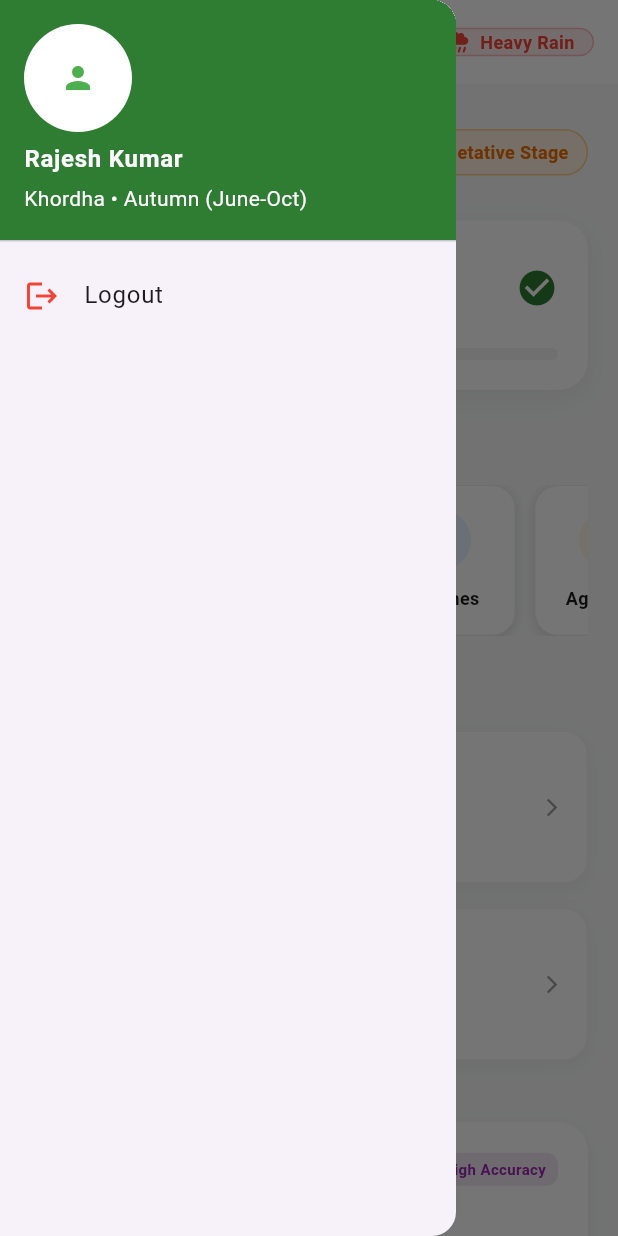
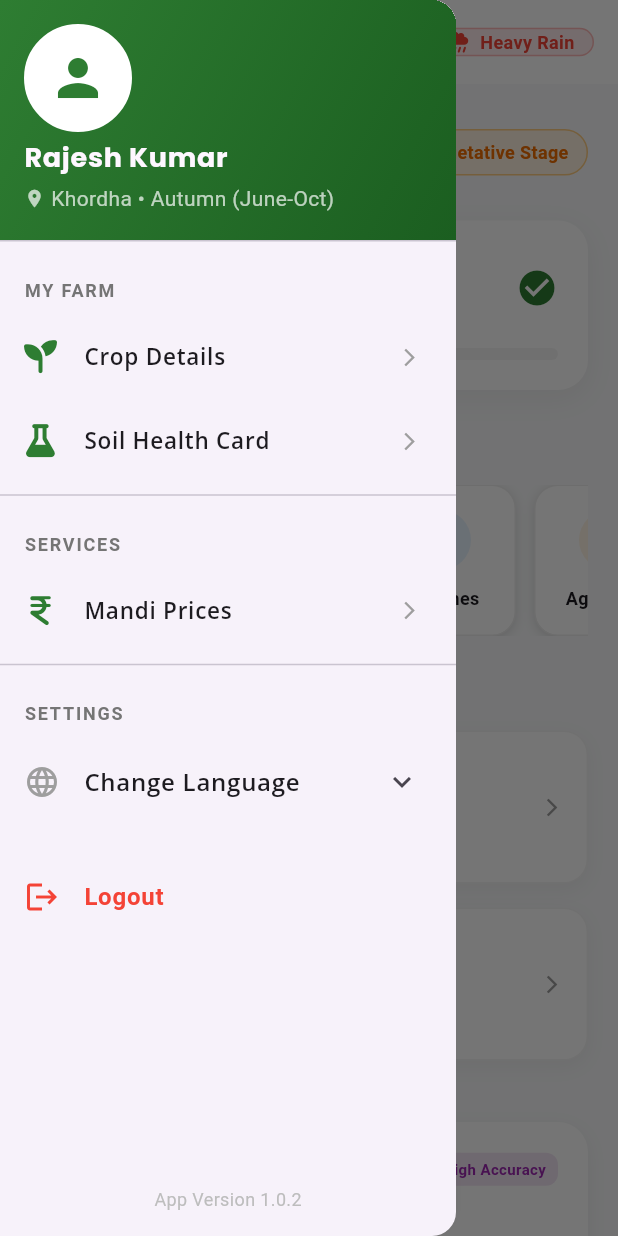
Before and after one commit to ArcXtreme/SIH-25044_AlgoZenithX, a Flutter app: the FarmerHomeScreen screen opened directly, with the side drawer open, on a phone screen of 412 x 824 dp. Run offline on Flutter 3.47's test engine with Material 3 defaults, Android fonts, the phone set to English and light mode, and no system bars; drawn by our look-alikes of flutter_animate; our stand-ins replace fl_chart, flutter_map, font_awesome_flutter, google_fonts, latlong2.

Commit message:
updated 8:02 with sidebar done

```diff
--- a/lib/data/crop_data.dart
+++ b/lib/data/crop_data.dart
@@ -1,5 +1,23 @@
 import 'package:flutter/material.dart';
 import 'package:font_awesome_flutter/font_awesome_flutter.dart';
+
+// --- SUB-MODELS FOR SPECIFIC DATA ---
+class SoilHealth {
+  final String nitrogen;   // Low, Medium, High, Optimal
+  final String phosphorus;
+  final String potassium;
+  final String pH;
+
+  SoilHealth(this.nitrogen, this.phosphorus, this.potassium, this.pH);
+}
+
+class MarketData {
+  final double price; // per Quintal
+  final String trend; // Rising, Falling, Stable
+  final double change; // Amount changed
+
+  MarketData(this.price, this.trend, this.change);
+}
 
 class Task {
   final String title;
@@ -39,6 +57,12 @@ class CropInfo {
   final double predictedYield;
   final String weatherType;
 
+  // --- NEW FIELDS FOR SIDEBAR ---
+  final String sowingDate;
+  final String harvestDate;
+  final SoilHealth soilHealth;
+  final MarketData marketData;
+
   CropInfo({
     required this.name,
     required this.stage,
@@ -50,17 +74,25 @@ class CropInfo {
     required this.yieldHistory,
     required this.predictedYield,
     required this.weatherType,
+    required this.sowingDate,
+    required this.harvestDate,
+    required this.soilHealth,
+    required this.marketData,
   });
 }
 
 class CropData {
+  // Default fallback
   static final CropInfo _default = CropInfo(
     name: "Crop", stage: "Growth", progress: 0.5, days: "Day 30", isHealthy: true,
-    tasks: [], yieldHistory: [10, 11, 12, 11, 13], predictedYield: 14, weatherType: "Sunny"
+    tasks: [], yieldHistory: [10, 11, 12], predictedYield: 14, weatherType: "Sunny",
+    sowingDate: "01 Jan 2024", harvestDate: "01 Apr 2024",
+    soilHealth: SoilHealth("Medium", "Medium", "Medium", "6.5"),
+    marketData: MarketData(2000, "Stable", 0),
   );
 
   static final Map<String, CropInfo> _data = {
-    // --- 1. PADDY (Rainy & Healthy) ---
+    // --- 1. PADDY (Rice) ---
     "Paddy (Rice)": CropInfo(
       name: "Paddy (Rice)",
       stage: "Vegetative Stage",
@@ -70,6 +102,10 @@ class CropData {
       yieldHistory: [35, 38, 36, 40, 42],
       predictedYield: 45.5,
       weatherType: "Rainy",
+      sowingDate: "15 June 2024",
+      harvestDate: "15 Oct 2024",
+      soilHealth: SoilHealth("Low", "Optimal", "High", "5.8"), // Needs Urea
+      marketData: MarketData(2150, "Rising", 25), // +25 Rs
       tasks: [
         Task(
           title: "Irrigate 200L",
@@ -78,7 +114,7 @@ class CropData {
           color: Colors.blue,
           badge: "Critical",
           popupTitle: "Irrigation Alert",
-          popupBody: "Paddy requires standing water of 2-5cm at this stage. Your soil sensor indicates moisture has dropped. Irrigate immediately to prevent yield loss.",
+          popupBody: "Paddy requires standing water of 2-5cm at this stage. Your soil sensor indicates moisture has dropped.",
           source: "Soil Sensor #1",
         ),
         Task(
@@ -87,24 +123,28 @@ class CropData {
           icon: FontAwesomeIcons.bug,
           color: Colors.orange,
           badge: "Advisory",
-          popupTitle: "Pest Warning: Stem Borer",
-          popupBody: "Humid weather detected. Look for 'Dead Hearts' (dried central shoots). If >5% damage, apply Chlorantraniliprole 0.4% GR.",
+          popupTitle: "Pest Warning",
+          popupBody: "Humid weather detected. Look for 'Dead Hearts'. Apply Chlorantraniliprole if needed.",
           source: "Agri-Weather AI",
         ),
       ],
     ),
 
-    // --- 2. WHEAT (Sunny & Unhealthy Example) ---
+    // --- 2. WHEAT ---
     "Wheat": CropInfo(
       name: "Wheat",
       stage: "Crown Root Initiation",
       progress: 0.3,
       days: "Day 25 of 120",
-      isHealthy: false, // <--- STRESS DETECTED! (RED CARD)
+      isHealthy: false,
       healthIssue: "Yellow Rust Detected",
       yieldHistory: [18, 20, 19, 21, 18],
-      predictedYield: 16.5, // Lower due to disease
+      predictedYield: 16.5,
       weatherType: "Sunny",
+      sowingDate: "10 Nov 2023",
+      harvestDate: "20 Mar 2024",
+      soilHealth: SoilHealth("Optimal", "Medium", "Optimal", "7.0"),
+      marketData: MarketData(2275, "Falling", -10),
       tasks: [
         Task(
           title: "Spray Propiconazole",
@@ -113,23 +153,13 @@ class CropData {
           color: Colors.red,
           badge: "Urgent",
           popupTitle: "Yellow Rust Management",
-          popupBody: "Yellow Rust (Stripe Rust) detected in your zone. Spray Propiconazole 25 EC @ 1ml/L water immediately to stop spread.",
+          popupBody: "Yellow Rust detected. Spray Propiconazole 25 EC immediately.",
           source: "Drone Survey #9",
-        ),
-        Task(
-          title: "Apply Nitrogen",
-          subtitle: "Top dressing due",
-          icon: FontAwesomeIcons.sackDollar,
-          color: Colors.green,
-          badge: "Growth",
-          popupTitle: "Fertilizer Schedule",
-          popupBody: "It is time for the first top dressing of Urea (Nitrogen) after the first irrigation. Apply 40kg/acre.",
-          source: "Schedule",
         ),
       ],
     ),
 
-    // --- 3. POTATO (Sunny & Healthy) ---
+    // --- 3. POTATO ---
     "Potato": CropInfo(
       name: "Potato",
       stage: "Tuber Bulking",
@@ -139,6 +169,10 @@ class CropData {
       yieldHistory: [80, 85, 90, 88, 92],
       predictedYield: 95.0,
       weatherType: "Sunny",
+      sowingDate: "20 Oct 2023",
+      harvestDate: "20 Jan 2024",
+      soilHealth: SoilHealth("High", "High", "Low", "6.0"), // Potash needed
+      marketData: MarketData(1200, "Rising", 50),
       tasks: [
         Task(
           title: "Check Late Blight",
@@ -147,13 +181,13 @@ class CropData {
           color: Colors.red,
           badge: "Disease Risk",
           popupTitle: "Late Blight Warning",
-          popupBody: "Cool and cloudy weather is forecasted. This favors Late Blight. Prophylactic spray of Mancozeb @ 2g/L is recommended.",
+          popupBody: "Cool weather favors Late Blight. Prophylactic spray of Mancozeb is recommended.",
           source: "Weather Station",
         ),
       ],
     ),
 
-    // --- 4. SUGARCANE (Cloudy & Healthy) ---
+    // --- 4. SUGARCANE ---
     "Sugarcane": CropInfo(
       name: "Sugarcane",
       stage: "Grand Growth",
@@ -163,6 +197,10 @@ class CropData {
       yieldHistory: [300, 310, 305, 320, 330],
       predictedYield: 340.0,
       weatherType: "Cloudy",
+      sowingDate: "15 Jan 2023",
+      harvestDate: "15 Jan 2024",
+      soilHealth: SoilHealth("Medium", "Optimal", "Medium", "7.2"),
+      marketData: MarketData(290, "Stable", 0), // FRP often stable
       tasks: [
         Task(
           title: "Propping",
@@ -171,7 +209,7 @@ class CropData {
           color: Colors.green,
           badge: "Operation",
           popupTitle: "Crop Propping",
-          popupBody: "Cane height is significant. Tie plants together (Propping) to prevent falling down (lodging) during upcoming high winds.",
+          popupBody: "Tie plants together to prevent lodging during upcoming winds.",
           source: "Calendar",
         ),
       ],
--- a/lib/screens/farmer/farmer_home.dart
+++ b/lib/screens/farmer/farmer_home.dart
@@ -10,10 +10,8 @@ import '../../data/crop_data.dart';
 import '../../widgets/quick_tools_widget.dart';
 import '../../widgets/task_action_card.dart';
 import '../../widgets/yield_graph.dart';
-import '../login_screen.dart';
-import 'edit_profile_screen.dart';
-// If you want the chat button to navigate to chat screen:
-// import 'chat_screen.dart';
+import '../../widgets/sidebar_drawer.dart'; // NEW IMPORT
+// import '../login_screen.dart'; // Removed as logout is in sidebar now
 
 class FarmerHomeScreen extends StatefulWidget {
   const FarmerHomeScreen({super.key});
@@ -42,7 +40,9 @@ class _FarmerHomeScreenState extends State<FarmerHomeScreen> {
     return Scaffold(
       backgroundColor: const Color(0xFFF8F9FA),
       appBar: _buildAppBar(appState, cropInfo),
-      drawer: _buildDrawer(context, appState),
+
+      // --- SIDEBAR DRAWER ---
+      drawer: const SidebarDrawer(), // Using the new separate file
 
       // --- AI VOICE ASSISTANT BUTTON ---
       floatingActionButtonLocation: FloatingActionButtonLocation.centerFloat,
@@ -216,15 +216,6 @@ class _FarmerHomeScreenState extends State<FarmerHomeScreen> {
       ),
     );
   }
-
-  Drawer _buildDrawer(BuildContext context, AppState appState) {
-    return Drawer(
-      child: ListView(padding: EdgeInsets.zero, children: [
-        UserAccountsDrawerHeader(decoration: const BoxDecoration(color: Color(0xFF2E7D32)), accountName: Text(appState.farmerName, style: const TextStyle(fontWeight: FontWeight.bold)), accountEmail: Text("${appState.district} • ${appState.season}"), currentAccountPicture: const CircleAvatar(backgroundColor: Colors.white, child: Icon(Icons.person, color: Colors.green))),
-        ListTile(leading: const Icon(Icons.logout, color: Colors.red), title: const Text("Logout"), onTap: () => Navigator.pushReplacement(context, MaterialPageRoute(builder: (_) => const LoginScreen()))),
-      ]),
-    );
-  }
 }
 
 // Visual Widget for the AI Listening Pulse
--- /dev/null
+++ b/lib/widgets/sidebar_drawer.dart
@@ -0,0 +1,318 @@
+import 'package:flutter/material.dart';
+import 'package:provider/provider.dart';
+import 'package:font_awesome_flutter/font_awesome_flutter.dart';
+import 'package:google_fonts/google_fonts.dart';
+import '../providers/app_state.dart';
+import '../data/crop_data.dart';
+import '../utils/translations.dart';
+import '../screens/login_screen.dart';
+
+class SidebarDrawer extends StatelessWidget {
+  const SidebarDrawer({super.key});
+
+  @override
+  Widget build(BuildContext context) {
+    final appState = Provider.of<AppState>(context);
+    final lang = appState.languageCode;
+
+    // FETCH DYNAMIC DATA
+    final CropInfo cropInfo = CropData.get(appState.selectedCrop);
+
+    return Drawer(
+      child: Column(
+        children: [
+          // 1. HEADER
+          UserAccountsDrawerHeader(
+            decoration: const BoxDecoration(
+              gradient: LinearGradient(
+                colors: [Color(0xFF2E7D32), Color(0xFF1B5E20)],
+                begin: Alignment.topLeft,
+                end: Alignment.bottomRight,
+              ),
+            ),
+            accountName: Text(
+              appState.farmerName,
+              style: GoogleFonts.poppins(fontSize: 18, fontWeight: FontWeight.bold)
+            ),
+            accountEmail: Row(
+              children: [
+                const Icon(Icons.location_on, size: 14, color: Colors.white70),
+                const SizedBox(width: 4),
+                Text("${appState.district} • ${appState.season}", style: const TextStyle(color: Colors.white70)),
+              ],
+            ),
+            currentAccountPicture: Container(
+              decoration: BoxDecoration(
+                color: Colors.white,
+                shape: BoxShape.circle,
+                border: Border.all(color: Colors.white, width: 2),
+              ),
+              child: const Icon(Icons.person, color: Color(0xFF2E7D32), size: 40),
+            ),
+          ),
+
+          // 2. LIST ITEMS
+          Expanded(
+            child: ListView(
+              padding: EdgeInsets.zero,
+              children: [
+                // --- SEGMENT 1: MY FARM ---
+                _buildSectionHeader(AppTranslations.get(lang, 'my_farm')),
+
+                _buildDrawerItem(
+                  icon: FontAwesomeIcons.seedling,
+                  title: AppTranslations.get(lang, 'crop_details'),
+                  onTap: () => _showCropDetailsPopup(context, appState, cropInfo),
+                ),
+
+                _buildDrawerItem(
+                  icon: FontAwesomeIcons.flask,
+                  title: AppTranslations.get(lang, 'soil_card'),
+                  onTap: () => _showSoilHealthPopup(context, cropInfo.soilHealth),
+                ),
+
+                const Divider(),
+
+                // --- SEGMENT 2: SERVICES ---
+                _buildSectionHeader(AppTranslations.get(lang, 'services')),
+
+                _buildDrawerItem(
+                  icon: FontAwesomeIcons.indianRupeeSign,
+                  title: AppTranslations.get(lang, 'mandi'),
+                  onTap: () => _showMandiPricesPopup(context, cropInfo),
+                ),
+
+                const Divider(),
+
+                // --- SEGMENT 3: SETTINGS / LANGUAGE ---
+                _buildSectionHeader(AppTranslations.get(lang, 'settings')),
+
+                ExpansionTile(
+                  leading: const Icon(Icons.language, color: Colors.grey),
+                  title: Text(AppTranslations.get(lang, 'change_lang'), style: GoogleFonts.openSans(fontWeight: FontWeight.w600)),
+                  children: [
+                    _buildLanguageItem(context, 'en', 'English'),
+                    _buildLanguageItem(context, 'hi', 'हिंदी'),
+                    _buildLanguageItem(context, 'or', 'ଓଡିଆ'),
+                  ],
+                ),
+
+                const SizedBox(height: 20),
+
+                ListTile(
+                  leading: const Icon(Icons.logout, color: Colors.red),
+                  title: Text(AppTranslations.get(lang, 'logout'), style: const TextStyle(color: Colors.red, fontWeight: FontWeight.bold)),
+                  onTap: () {
+                    Navigator.pushReplacement(context, MaterialPageRoute(builder: (_) => const LoginScreen()));
+                  },
+                ),
+              ],
+            ),
+          ),
+
+          // FOOTER
+          Padding(
+            padding: const EdgeInsets.all(16.0),
+            child: Text("App Version 1.0.2", style: TextStyle(color: Colors.grey[400], fontSize: 12)),
+          ),
+        ],
+      ),
+    );
+  }
+
+  // --- POPUP LOGIC ---
+
+  void _showCropDetailsPopup(BuildContext context, AppState state, CropInfo crop) {
+    showModalBottomSheet(
+      context: context,
+      backgroundColor: Colors.transparent,
+      builder: (ctx) => Container(
+        padding: const EdgeInsets.all(24),
+        decoration: const BoxDecoration(
+          color: Colors.white,
+          borderRadius: BorderRadius.vertical(top: Radius.circular(25)),
+        ),
+        child: Column(
+          crossAxisAlignment: CrossAxisAlignment.start,
+          mainAxisSize: MainAxisSize.min,
+          children: [
+            Row(
+              mainAxisAlignment: MainAxisAlignment.spaceBetween,
+              children: [
+                Text("Crop Details", style: GoogleFonts.poppins(fontSize: 22, fontWeight: FontWeight.bold)),
+                Chip(label: Text(crop.name), backgroundColor: Colors.green[50], labelStyle: const TextStyle(color: Colors.green)),
+              ],
+            ),
+            const SizedBox(height: 20),
+            _buildDetailRow(Icons.calendar_today, "Sowing Date", crop.sowingDate),
+            _buildDetailRow(Icons.timeline, "Current Stage", crop.stage),
+            _buildDetailRow(Icons.event, "Expected Harvest", crop.harvestDate),
+            _buildDetailRow(Icons.landscape, "Total Land", state.landSize),
+            const SizedBox(height: 20),
+            SizedBox(
+              width: double.infinity,
+              child: ElevatedButton(
+                onPressed: () => Navigator.pop(ctx),
+                style: ElevatedButton.styleFrom(backgroundColor: const Color(0xFF2E7D32)),
+                child: const Text("Close", style: TextStyle(color: Colors.white)),
+              ),
+            )
+          ],
+        ),
+      ),
+    );
+  }
+
+  void _showSoilHealthPopup(BuildContext context, SoilHealth soil) {
+    showDialog(
+      context: context,
+      builder: (ctx) => AlertDialog(
+        shape: RoundedRectangleBorder(borderRadius: BorderRadius.circular(20)),
+        title: Row(
+          children: [
+            const Icon(FontAwesomeIcons.flask, color: Colors.brown),
+            const SizedBox(width: 10),
+            Text("Soil Health Card", style: GoogleFonts.poppins(fontWeight: FontWeight.bold)),
+          ],
+        ),
+        content: Column(
+          mainAxisSize: MainAxisSize.min,
+          children: [
+            _buildNutrientBar("Nitrogen (N)", soil.nitrogen),
+            const SizedBox(height: 15),
+            _buildNutrientBar("Phosphorus (P)", soil.phosphorus),
+            const SizedBox(height: 15),
+            _buildNutrientBar("Potassium (K)", soil.potassium),
+            const SizedBox(height: 15),
+            Divider(color: Colors.grey[300]),
+            Text("Soil pH: ${soil.pH}", style: const TextStyle(fontWeight: FontWeight.bold, fontSize: 16)),
+          ],
+        ),
+        actions: [
+          TextButton(onPressed: () => Navigator.pop(ctx), child: const Text("OK", style: TextStyle(color: Colors.brown)))
+        ],
+      ),
+    );
+  }
+
+  void _showMandiPricesPopup(BuildContext context, CropInfo crop) {
+    final bool isUp = crop.marketData.trend == "Rising";
+    final bool isStable = crop.marketData.trend == "Stable";
+    final Color trendColor = isUp ? Colors.green : (isStable ? Colors.grey : Colors.red);
+    final IconData trendIcon = isUp ? Icons.trending_up : (isStable ? Icons.remove : Icons.trending_down);
+
+    showModalBottomSheet(
+      context: context,
+      builder: (ctx) => Container(
+        height: 250,
+        padding: const EdgeInsets.all(24),
+        child: Column(
+          children: [
+            Text("Mandi Prices", style: GoogleFonts.poppins(fontSize: 20, fontWeight: FontWeight.bold)),
+            const Text("Regional Average • Live Update", style: TextStyle(color: Colors.grey, fontSize: 12)),
+            const SizedBox(height: 30),
+            Row(
+              mainAxisAlignment: MainAxisAlignment.center,
+              children: [
+                Text("₹${crop.marketData.price}", style: GoogleFonts.openSans(fontSize: 40, fontWeight: FontWeight.bold, color: Colors.black87)),
+                const SizedBox(width: 10),
+                Column(
+                  children: [
+                    Icon(trendIcon, color: trendColor, size: 30),
+                    Text(crop.marketData.trend, style: TextStyle(color: trendColor, fontWeight: FontWeight.bold)),
+                  ],
+                )
+              ],
+            ),
+            const SizedBox(height: 10),
+            Text("Per Quintal", style: TextStyle(color: Colors.grey[600])),
+          ],
+        ),
+      ),
+    );
+  }
+
+  // --- WIDGET BUILDERS ---
+
+  Widget _buildSectionHeader(String title) {
+    return Padding(
+      padding: const EdgeInsets.fromLTRB(16, 16, 16, 8),
+      child: Text(
+        title.toUpperCase(),
+        style: TextStyle(color: Colors.grey[600], fontSize: 12, fontWeight: FontWeight.bold, letterSpacing: 1.2),
+      ),
+    );
+  }
+
+  Widget _buildDrawerItem({required IconData icon, required String title, required VoidCallback onTap}) {
+    return ListTile(
+      leading: Icon(icon, color: const Color(0xFF2E7D32), size: 22),
+      title: Text(title, style: GoogleFonts.openSans(fontWeight: FontWeight.w600, fontSize: 15)),
+      trailing: const Icon(Icons.arrow_forward_ios, size: 14, color: Colors.grey),
+      onTap: onTap,
+    );
+  }
+
+  Widget _buildDetailRow(IconData icon, String label, String value) {
+    return Padding(
+      padding: const EdgeInsets.symmetric(vertical: 8.0),
+      child: Row(
+        children: [
+          Icon(icon, size: 20, color: Colors.grey[600]),
+          const SizedBox(width: 15),
+          Expanded(
+            child: Column(
+              crossAxisAlignment: CrossAxisAlignment.start,
+              children: [
+                Text(label, style: const TextStyle(color: Colors.grey, fontSize: 12)),
+                Text(value, style: const TextStyle(fontSize: 16, fontWeight: FontWeight.w600)),
+              ],
+            ),
+          )
+        ],
+      ),
+    );
+  }
+
+  Widget _buildNutrientBar(String label, String level) {
+    Color color = level == "Low" ? Colors.red : (level == "Optimal" || level == "High" ? Colors.green : Colors.orange);
+    double percent = level == "Low" ? 0.3 : (level == "Medium" ? 0.6 : 0.9);
+
+    return Column(
+      crossAxisAlignment: CrossAxisAlignment.start,
+      children: [
+        Row(
+          mainAxisAlignment: MainAxisAlignment.spaceBetween,
+          children: [
+            Text(label, style: const TextStyle(fontWeight: FontWeight.bold)),
+            Text(level, style: TextStyle(color: color, fontWeight: FontWeight.bold)),
+          ],
+        ),
+        const SizedBox(height: 5),
+        ClipRRect(
+          borderRadius: BorderRadius.circular(5),
+          child: LinearProgressIndicator(
+            value: percent,
+            minHeight: 10,
+            backgroundColor: Colors.grey[200],
+            valueColor: AlwaysStoppedAnimation(color),
+          ),
+        )
+      ],
+    );
+  }
+
+  Widget _buildLanguageItem(BuildContext context, String code, String name) {
+    return ListTile(
+      contentPadding: const EdgeInsets.only(left: 50),
+      title: Text(name),
+      trailing: Provider.of<AppState>(context).languageCode == code
+          ? const Icon(Icons.check, color: Colors.green)
+          : null,
+      onTap: () {
+        Provider.of<AppState>(context, listen: false).setLanguage(code);
+        Navigator.pop(context); // Close drawer to refresh UI visually
+      },
+    );
+  }
+}
```
